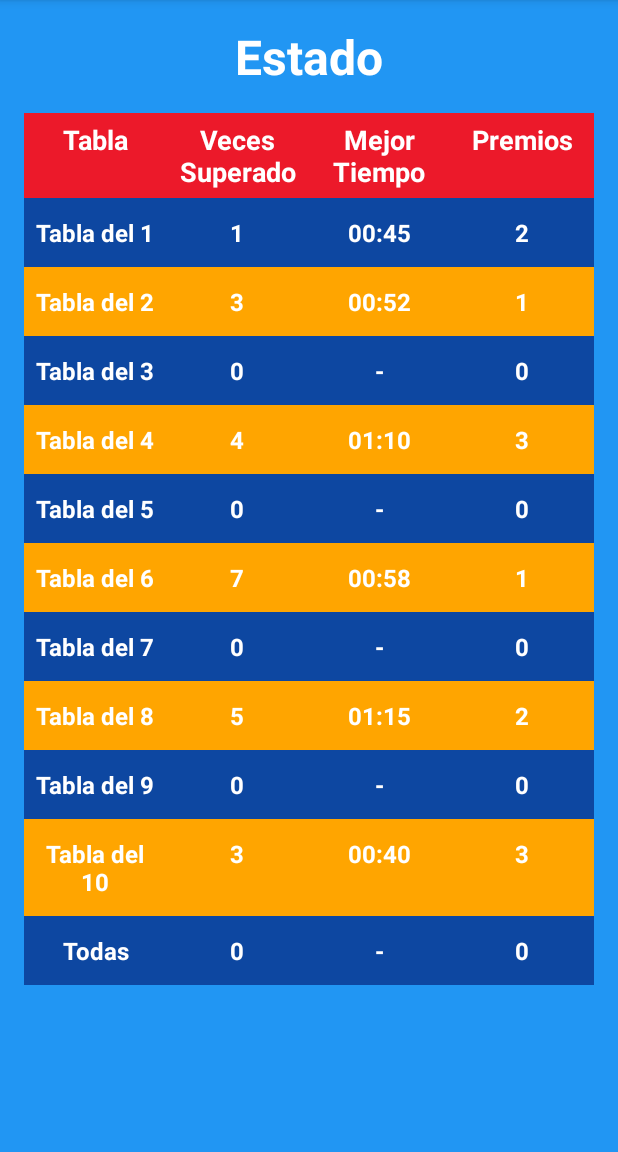
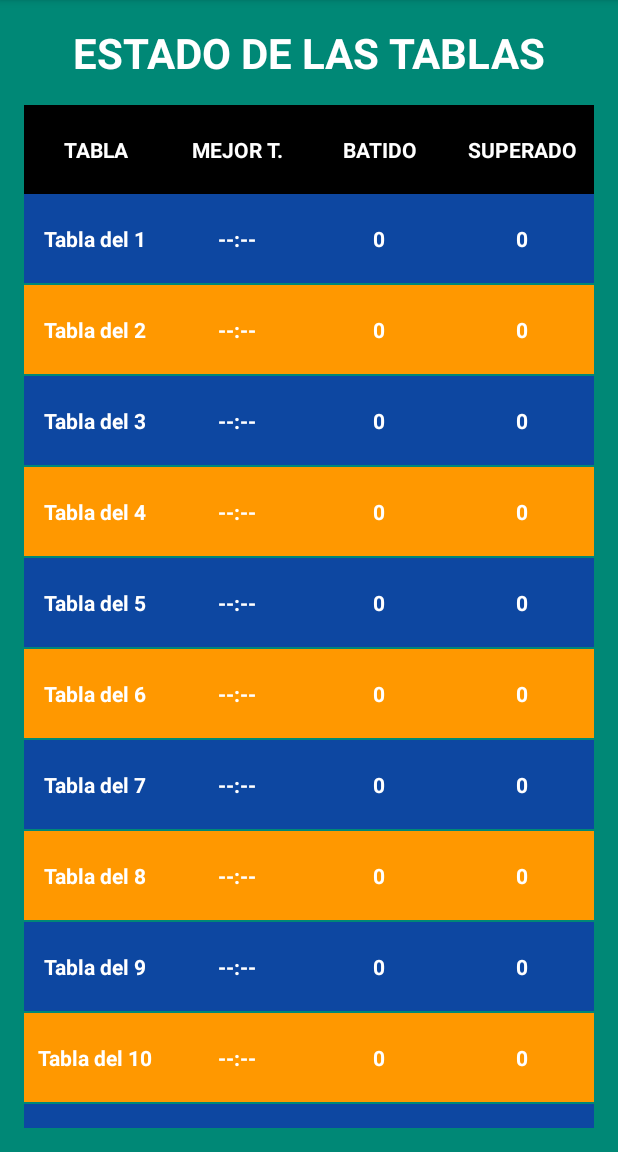
Before and after one commit to hilariocamachomore/MarinaAprendeAMultiplicar, an Android app: the screen it shows after launch (EstadoActivity), after a tap on "Estado", on a phone screen of 412 x 824 dp, the part 84-1236 px from its top. Run offline under Robolectric (Android 15) with nearby library versions, the light colour scheme and no system bars.

Commit message:
MAM version 1.4 Terminado acceso a bases de datos. Faltan flecos finales, depurar y resetear tablas.

```diff
--- a/app/src/main/java/com/example/marinaaprendeamultiplicar/EstadoActivity.kt
+++ b/app/src/main/java/com/example/marinaaprendeamultiplicar/EstadoActivity.kt
@@ -7,93 +7,119 @@ import android.view.Gravity
 import android.widget.TableLayout
 import android.widget.TableRow
 import android.widget.TextView
-//import androidx.compose.ui.semantics.text
 import androidx.core.content.ContextCompat
-import com.example.marinaaprendeamultiplicar.R // Asegúrate de que el R sea el correcto
+import com.example.marinaaprendeamultiplicar.SQLite.SQLite
 
 class EstadoActivity : AppCompatActivity() {
 
     private lateinit var tablaEstado: TableLayout
 
-    // Datos de ejemplo (deberás obtener estos datos de tu lógica de la aplicación)
-    data class EstadoTabla(val nombreTabla: String, val superado: Int, val mejorTiempo: String, val premios: Int)
-
-    private val datosTablas = listOf(
-        EstadoTabla("Tabla del 1", 1, "00:45", 2),
-        EstadoTabla("Tabla del 2", 3, "00:52", 1),
-        EstadoTabla("Tabla del 3", 0, "-", 0),
-        EstadoTabla("Tabla del 4", 4, "01:10", 3),
-        EstadoTabla("Tabla del 5", 0, "-", 0),
-        EstadoTabla("Tabla del 6", 7, "00:58", 1),
-        EstadoTabla("Tabla del 7", 0, "-", 0),
-        EstadoTabla("Tabla del 8", 5, "01:15", 2),
-        EstadoTabla("Tabla del 9", 0, "-", 0),
-        EstadoTabla("Tabla del 10", 3, "00:40", 3),
-        EstadoTabla("Todas", 0, "-", 0) // Fila para "Todas las tablas"
-        // Puedes añadir una duodécima fila si es necesario, o ajustar el bucle
-    )
-
-
     override fun onCreate(savedInstanceState: Bundle?) {
         super.onCreate(savedInstanceState)
         setContentView(R.layout.activity_estado)
 
+        // Fondo verde para la pantalla
+        window.decorView.setBackgroundColor(ContextCompat.getColor(this, R.color.blue_9))
+
         tablaEstado = findViewById(R.id.tablaEstado)
 
-        generarFilasTabla()
+        // Añadimos primero una fila de cabecera para que se sepa qué es cada columna
+        añadirCabecera()
+
+        // Cargamos los datos
+        generarFilasDesdeDB()
     }
 
-    private fun generarFilasTabla() {
-        for (i in datosTablas.indices) { // Itera hasta 11 para las tablas del 1 al 10 y "Todas"
-            val estado = datosTablas[i]
+    private fun añadirCabecera() {
+        val filaCabecera = TableRow(this)
+        filaCabecera.setBackgroundColor(ContextCompat.getColor(this, R.color.black)) // Cabecera en negro para distinguir
+
+        filaCabecera.addView(crearTextViewCelda("TABLA"))
+        filaCabecera.addView(crearTextViewCelda("MEJOR T."))
+        filaCabecera.addView(crearTextViewCelda("BATIDO"))
+        filaCabecera.addView(crearTextViewCelda("SUPERADO"))
+
+        tablaEstado.addView(filaCabecera)
+    }
+
+    private fun generarFilasDesdeDB() {
+        val admin = SQLite(this)
+        val bd = admin.readableDatabase
+
+        val fila = bd.rawQuery("SELECT * FROM ${SQLite.TABLE_ESTADO} ORDER BY ${SQLite.COLUMN_ID} ASC", null)
+
+        var contadorColor = 0
+
+        // Obtenemos los índices de las columnas por su nombre para no fallar
+        val indexId = fila.getColumnIndex(SQLite.COLUMN_ID)
+        val indexMejorTiempo = fila.getColumnIndex(SQLite.COLUMN_MEJOR_TIEMPO)
+        val indexSuperado = fila.getColumnIndex(SQLite.COLUMN_VECES_SUPERADO)
+        val indexBatido = fila.getColumnIndex(SQLite.COLUMN_VECES_BATIDO)
+
+        if (fila.moveToFirst()) {
+            do {
+                // Extraemos los datos usando los índices correctos
+                val id = fila.getInt(indexId)
+                val mejorTiempo = fila.getDouble(indexMejorTiempo)
+                val vecesSuperado = fila.getInt(indexSuperado)
+                val vecesBatido = fila.getInt(indexBatido)
 
                 val tableRow = TableRow(this)
                 val layoutParams = TableLayout.LayoutParams(
                     TableLayout.LayoutParams.MATCH_PARENT,
                     TableLayout.LayoutParams.WRAP_CONTENT
                 )
+                layoutParams.setMargins(0, 0, 0, 2)
                 tableRow.layoutParams = layoutParams
 
-            // Alternar colores de fondo para mejor legibilidad
-            if (i % 2 == 0) {
+                // Alternar colores
+                if (contadorColor % 2 == 0) {
                     tableRow.setBackgroundColor(ContextCompat.getColor(this, R.color.blue_4))
                 } else {
-                tableRow.setBackgroundColor(ContextCompat.getColor(this, R.color.orange))
+                    tableRow.setBackgroundColor(ContextCompat.getColor(this, R.color.light_orange))
                 }
 
-            // Columna "Tabla"
-            tableRow.addView(crearTextViewCelda(estado.nombreTabla))
+                // --- DIBUJAR COLUMNAS ---
 
-            // Columna "Realizado"
-            tableRow.addView(crearTextViewCelda(estado.superado.toString()))
+                // 1. Nombre de la Tabla
+                val nombre = if (id <= 10) "Tabla del $id" else "TODAS"
+                tableRow.addView(crearTextViewCelda(nombre))
 
-            // Columna "Mejor Tiempo"
-            tableRow.addView(crearTextViewCelda(estado.mejorTiempo))
+                // 2. MEJOR TIEMPO
+                val tiempoTexto = if (mejorTiempo >= 99.99) {
+                    "--:--"
+                } else {
+                    // Formateamos el Double (ej: 1.25) a String (1:25)
+                    String.format("%.2f", mejorTiempo).replace(".", ":").replace(",", ":")
+                }
+                tableRow.addView(crearTextViewCelda(tiempoTexto))
 
-            // Columna "Premios"
-            tableRow.addView(crearTextViewCelda(estado.premios.toString()))
+                // 3. BATIDO
+                tableRow.addView(crearTextViewCelda(vecesBatido.toString()))
+
+                // 4. SUPERADO
+                tableRow.addView(crearTextViewCelda(vecesSuperado.toString()))
 
                 tablaEstado.addView(tableRow)
+                contadorColor++
+
+            } while (fila.moveToNext())
         }
+        fila.close()
+        bd.close()
     }
 
-    private fun crearTextViewCelda(texto: String, esNegrita: Boolean = true): TextView {
+    private fun crearTextViewCelda(texto: String): TextView {
         val textView = TextView(this)
-        val params = TableRow.LayoutParams(
-            0, // width = 0dp para que funcione el weight
-            TableRow.LayoutParams.WRAP_CONTENT,
-            1f // weight = 1 para que todas las celdas compartan el espacio equitativamente
-        )
+        val params = TableRow.LayoutParams(0, TableRow.LayoutParams.WRAP_CONTENT, 1f)
+
         textView.layoutParams = params
         textView.text = texto
-        textView.setTextColor(ContextCompat.getColor(this, R.color.white))
-        textView.textSize = 16f
+        textView.setTextColor(ContextCompat.getColor(this, R.color.white)) // Blanco
+        textView.textSize = 14f // Un poco más pequeño para que quepan bien 4 columnas
+        textView.setTypeface(null, Typeface.BOLD) // Negrita
         textView.gravity = Gravity.CENTER
-        textView.setPadding(8, 18, 8, 18) // Añade un poco de padding a las celdas
-
-        if (esNegrita) {
-            textView.setTypeface(null, Typeface.BOLD)
-        }
+        textView.setPadding(8, 30, 8, 30)
 
         return textView
     }
--- a/app/src/main/java/com/example/marinaaprendeamultiplicar/SQLite/SQLite.kt
+++ b/app/src/main/java/com/example/marinaaprendeamultiplicar/SQLite/SQLite.kt
@@ -10,7 +10,7 @@ class SQLite(
 ) : SQLiteOpenHelper(context, DATABASE_NAME, null, DATABASE_VERSION) {
 
     companion object {
-        private const val DATABASE_NAME = "tablas_db"
+        private const val DATABASE_NAME = "MarinaMultiplica"
         private const val DATABASE_VERSION = 1
 
         // Estructura de la tabla
--- a/app/src/main/java/com/example/marinaaprendeamultiplicar/Victoria.kt
+++ b/app/src/main/java/com/example/marinaaprendeamultiplicar/Victoria.kt
@@ -1,5 +1,7 @@
 package com.example.marinaaprendeamultiplicar
 
+import android.content.ContentValues
+import android.graphics.Color
 import android.media.MediaPlayer
 import android.os.Bundle
 import android.widget.TextView
@@ -7,12 +9,16 @@ import androidx.activity.enableEdgeToEdge
 import androidx.appcompat.app.AppCompatActivity
 import androidx.core.view.ViewCompat
 import androidx.core.view.WindowInsetsCompat
+import com.example.marinaaprendeamultiplicar.SQLite.SQLite
 
 class Victoria : AppCompatActivity() {
     var tvMsgTiempo: TextView? = null
     var tvTiempo: TextView? = null
     var tvMsgTiempoAnterior: TextView? = null
     var tvTiempoAnterior: TextView? = null
+
+    var tvNuevoRecord: TextView? = null
+
 
     // 1. Declarar la variable del reproductor
     private var mediaPlayer: MediaPlayer? = null
@@ -32,6 +38,9 @@ class Victoria : AppCompatActivity() {
         tvMsgTiempoAnterior = findViewById(R.id.tvMsgTiempoAnterior)
         tvTiempoAnterior = findViewById(R.id.tvTiempoAnterior)
 
+        tvNuevoRecord = findViewById(R.id.tvNuevoRecord)
+
+
         // 2. Inicializar y reproducir el sonido de victoria
         mediaPlayer = MediaPlayer.create(this, R.raw.victoria)
         mediaPlayer?.start()
@@ -46,6 +55,74 @@ class Victoria : AppCompatActivity() {
         val tiempoFormateado = String.format("%02d:%02d", minutos, segundos)
 
         tvTiempo?.text = tiempoFormateado
+        tvMsgTiempo?.text = "Tiempo partida"
+
+        //---------------
+        val admin = SQLite(this)
+        val bd = admin.writableDatabase
+
+// 2. Buscamos el registro de la tabla que Marina acaba de practicar
+// Usamos el 'tabla' que recibimos por el Intent
+        val cursor = bd.rawQuery(
+            "SELECT ${SQLite.COLUMN_MEJOR_TIEMPO}, ${SQLite.COLUMN_VECES_SUPERADO}, ${SQLite.COLUMN_VECES_BATIDO} " +
+                    "FROM ${SQLite.TABLE_ESTADO} WHERE ${SQLite.COLUMN_ID} = ?",
+            arrayOf(tabla.toString())
+        )
+
+        if (cursor.moveToFirst()) {
+            // Obtenemos los valores actuales de la DB
+            val mejorTiempoDB = cursor.getDouble(0) // Es tipo REAL (99.99 por defecto)
+            val vecesSuperado = cursor.getInt(1)
+            val vecesBatido = cursor.getInt(2)
+
+            // Mostramos el tiempo anterior en el TextView
+            // Si es 99.99 significa que nunca se ha hecho
+            // Mostramos el tiempo anterior con formato uniforme MM:SS
+            if (mejorTiempoDB == 99.99) {
+                tvTiempoAnterior?.text = "--:--"
+            } else {
+                // Extraemos los minutos (parte entera) y los segundos (parte decimal)
+                val minsAnt = mejorTiempoDB.toInt()
+                val segsAnt = Math.round((mejorTiempoDB - minsAnt) * 100).toInt()
+
+                // Aplicamos el mismo formato que usaste para tvTiempo
+                tvTiempoAnterior?.text = String.format("%02d:%02d", minsAnt, segsAnt)
+            }
+
+            // 3. LÓGICA DE ACTUALIZACIÓN
+            val tiempoActualDouble =
+                minutos.toDouble() + (segundos.toDouble() / 100) // Convertimos a formato 0.00
+            val values = ContentValues()
+
+            // Siempre sumamos una vez superada
+            values.put(SQLite.COLUMN_VECES_SUPERADO, vecesSuperado + 1)
+
+            // Si el tiempo actual es menor al que había en la DB, es un RÉCORD
+            if (tiempoActualDouble < mejorTiempoDB) {
+                values.put(SQLite.COLUMN_MEJOR_TIEMPO, tiempoActualDouble)
+                if (mejorTiempoDB != 99.99) {
+                    values.put(SQLite.COLUMN_VECES_BATIDO, vecesBatido + 1)
+
+                }
+
+
+                tvNuevoRecord?.text = "¡NUEVO RÉCORD!"
+                tvNuevoRecord?.setTextColor(Color.RED)
+            }
+
+            // Guardamos los cambios en la base de datos
+            bd.update(
+                SQLite.TABLE_ESTADO,
+                values,
+                "${SQLite.COLUMN_ID} = ?",
+                arrayOf(tabla.toString())
+            )
+        }
+
+        cursor.close()
+        bd.close()
+
+        //---------------
 
 // Ahora ya puedes guardar 'tiempoFormateado' o 'tiempoMilis' en tu DB
     }
--- a/app/src/main/res/layout/activity_estado.xml
+++ b/app/src/main/res/layout/activity_estado.xml
@@ -1,11 +1,10 @@
 <?xml version="1.0" encoding="utf-8"?>
-
 <androidx.constraintlayout.widget.ConstraintLayout xmlns:android="http://schemas.android.com/apk/res/android"
     xmlns:app="http://schemas.android.com/apk/res-auto"
     xmlns:tools="http://schemas.android.com/tools"
     android:layout_width="match_parent"
     android:layout_height="match_parent"
-    android:background="@color/blue_1"
+    android:background="@color/blue_9"
     android:padding="16dp"
     tools:context=".EstadoActivity">
 
@@ -14,9 +13,9 @@
         android:layout_width="wrap_content"
         android:layout_height="wrap_content"
         android:layout_marginBottom="16dp"
-        android:text="Estado"
+        android:text="ESTADO DE LAS TABLAS"
         android:textColor="@color/white"
-        android:textSize="32sp"
+        android:textSize="28sp"
         android:textStyle="bold"
         app:layout_constraintEnd_toEndOf="parent"
         app:layout_constraintStart_toStartOf="parent"
@@ -31,62 +30,13 @@
         app:layout_constraintStart_toStartOf="parent"
         app:layout_constraintTop_toBottomOf="@id/textViewTituloEstado">
 
+        <!-- Dejamos el TableLayout vacío porque lo rellenamos desde el código Kotlin -->
         <TableLayout
             android:id="@+id/tablaEstado"
             android:layout_width="match_parent"
             android:layout_height="wrap_content"
-            android:stretchColumns="*">
+            android:stretchColumns="*" />
 
-            <TableRow android:background="@color/light_red"> <!-- Usa un color de tu tema -->
-                <TextView
-                    android:layout_width="0dp"
-                    android:layout_height="wrap_content"
-                    android:layout_weight="1"
-                    android:gravity="center"
-                    android:padding="5dp"
-                    android:text="Tabla"
-                    android:textColor="@android:color/white"
-                    android:textSize="18sp"
-                    android:textStyle="bold" />
-
-                <TextView
-                    android:layout_width="0dp"
-                    android:layout_height="wrap_content"
-                    android:layout_weight="1"
-                    android:gravity="center"
-                    android:padding="5dp"
-                    android:text="Veces Superado"
-                    android:textColor="@android:color/white"
-                    android:textSize="18sp"
-                    android:textStyle="bold" />
-
-                <TextView
-                    android:layout_width="0dp"
-                    android:layout_height="wrap_content"
-                    android:layout_weight="1"
-                    android:gravity="center"
-                    android:padding="5dp"
-                    android:text="Mejor Tiempo"
-                    android:textColor="@android:color/white"
-                    android:textSize="18sp"
-                    android:textStyle="bold" />
-
-                <TextView
-                    android:layout_width="0dp"
-                    android:layout_height="wrap_content"
-                    android:layout_weight="1"
-                    android:gravity="center"
-                    android:padding="5dp"
-                    android:text="Premios"
-                    android:textColor="@android:color/white"
-                    android:textSize="18sp"
-                    android:textStyle="bold" />
-            </TableRow>
-
-            <TableRow />
-
-
-        </TableLayout>
     </androidx.core.widget.NestedScrollView>
 
 </androidx.constraintlayout.widget.ConstraintLayout>
--- a/app/src/main/res/layout/activity_victoria.xml
+++ b/app/src/main/res/layout/activity_victoria.xml
@@ -39,21 +39,35 @@
         android:id="@+id/tvVictoria"
         android:layout_width="wrap_content"
         android:layout_height="wrap_content"
-        android:layout_marginTop="100dp"
+        android:layout_marginTop="64dp"
         android:text="¡¡¡ ENHORABUENA !!!"
         android:textColor="@color/white"
         android:textSize="40sp"
         android:textStyle="bold"
         app:layout_constraintEnd_toEndOf="parent"
+        app:layout_constraintHorizontal_bias="0.555"
         app:layout_constraintStart_toStartOf="parent"
         app:layout_constraintTop_toTopOf="parent" />
+
+    <TextView
+        android:id="@+id/tvNuevoRecord"
+        android:layout_width="wrap_content"
+        android:layout_height="wrap_content"
+        android:layout_marginTop="40dp"
+        android:textColor="@color/white"
+        android:textSize="40sp"
+        android:textStyle="bold"
+        app:layout_constraintEnd_toEndOf="parent"
+        app:layout_constraintHorizontal_bias="0.444"
+        app:layout_constraintStart_toStartOf="parent"
+        app:layout_constraintTop_toBottomOf="@+id/tvMsgTiempoAnterior" />
 
     <TextView
         android:id="@+id/tvMsgTiempo"
         android:layout_width="wrap_content"
         android:layout_height="wrap_content"
         android:layout_marginTop="44dp"
-        android:text="Tiempo o Mej Tie"
+        android:text="Tiempo partida"
         android:textColor="@color/white"
         android:textSize="30sp"
         android:textStyle="bold"
@@ -67,7 +81,7 @@
         android:layout_width="wrap_content"
         android:layout_height="wrap_content"
         android:layout_marginTop="20dp"
-        android:text="Tiempo anterior"
+        android:text="Mejor Tiempo"
         android:textColor="@color/white"
         android:textSize="30sp"
         android:textStyle="bold"
```
Lines whose indentation alone changed are shown as unchanged.
